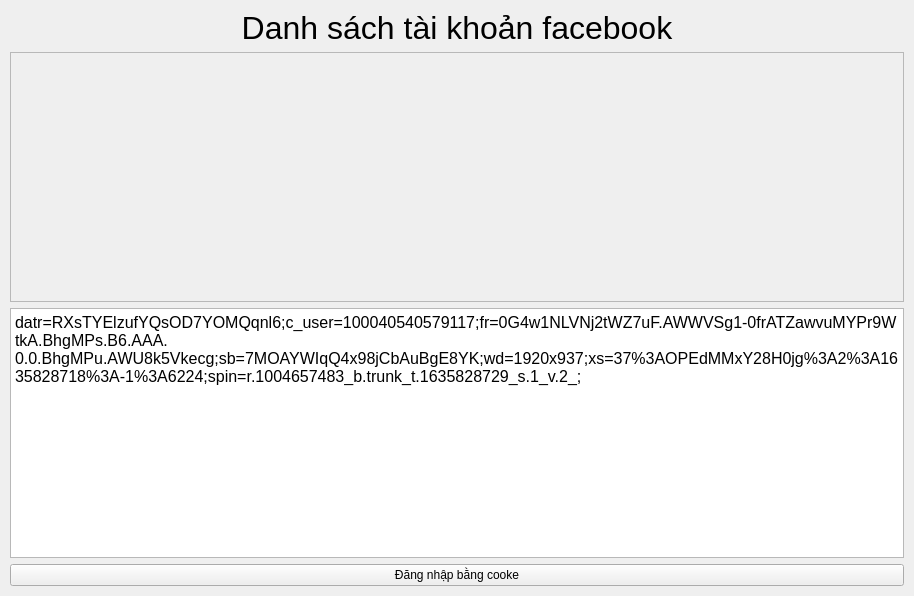
Qt form src/main/resources/ui/manager_account.ui (hspace-biz/fblogin) before a commit.
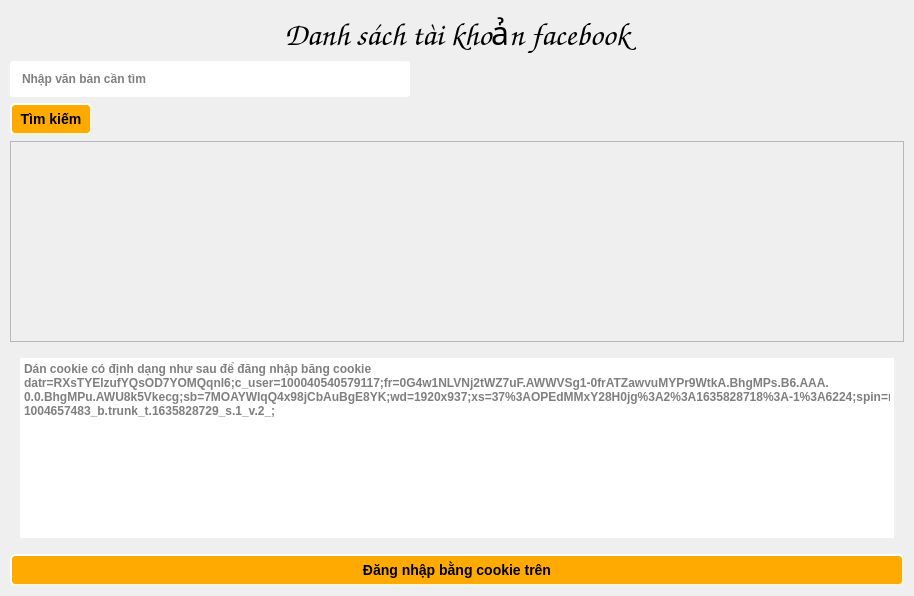
The same form after that commit. Icons and pictures are not drawn.

What changed in the file:
```diff
--- a/src/main/resources/ui/manager_account.ui
+++ b/src/main/resources/ui/manager_account.ui
@@ -30,13 +30,47 @@
     <number>10</number>
    </property>
    <item row="3" column="0">
+    <widget class="QLineEdit" name="lineEdit_search_text">
+     <property name="maximumSize">
+      <size>
+       <width>400</width>
+       <height>16777215</height>
+      </size>
+     </property>
+     <property name="styleSheet">
+      <string notr="true">QLineEdit {
+   color: black;
+   border-radius: 3px;
+   padding: 10px 10px 10px;
+   font-weight: bold;
+   border: solid;
+}</string>
+     </property>
+     <property name="placeholderText">
+      <string>Nhập văn bản cần tìm</string>
+     </property>
+    </widget>
+   </item>
+   <item row="7" column="0">
     <widget class="QTextEdit" name="textEdit_cookie">
+     <property name="styleSheet">
+      <string notr="true">QTextEdit {
+   color: black;
+   border-radius: 3px;
+   padding: 10px 10px 10px;
+   font-weight: bold;
+   border: solid;
+}</string>
+     </property>
      <property name="html">
       <string>&lt;!DOCTYPE HTML PUBLIC &quot;-//W3C//DTD HTML 4.0//EN&quot; &quot;http://www.w3.org/TR/REC-html40/strict.dtd&quot;&gt;
 &lt;html&gt;&lt;head&gt;&lt;meta name=&quot;qrichtext&quot; content=&quot;1&quot; /&gt;&lt;style type=&quot;text/css&quot;&gt;
 p, li { white-space: pre-wrap; }
-&lt;/style&gt;&lt;/head&gt;&lt;body style=&quot; font-family:'MS Shell Dlg 2'; font-size:8.25pt; font-weight:400; font-style:normal;&quot;&gt;
-&lt;p style=&quot; margin-top:0px; margin-bottom:0px; margin-left:0px; margin-right:0px; -qt-block-indent:0; text-indent:0px;&quot;&gt;&lt;span style=&quot; font-family:'Segoe UI,Arial'; font-size:12pt;&quot;&gt;datr=RXsTYElzufYQsOD7YOMQqnl6;c_user=100040540579117;fr=0G4w1NLVNj2tWZ7uF.AWWVSg1-0frATZawvuMYPr9WtkA.BhgMPs.B6.AAA.0.0.BhgMPu.AWU8k5Vkecg;sb=7MOAYWIqQ4x98jCbAuBgE8YK;wd=1920x937;xs=37%3AOPEdMMxY28H0jg%3A2%3A1635828718%3A-1%3A6224;spin=r.1004657483_b.trunk_t.1635828729_s.1_v.2_;&lt;/span&gt;&lt;/p&gt;&lt;/body&gt;&lt;/html&gt;</string>
+&lt;/style&gt;&lt;/head&gt;&lt;body style=&quot; font-family:'MS Shell Dlg 2'; font-size:8.25pt; font-weight:600; font-style:normal;&quot;&gt;
+&lt;p style=&quot;-qt-paragraph-type:empty; margin-top:0px; margin-bottom:0px; margin-left:0px; margin-right:0px; -qt-block-indent:0; text-indent:0px; font-weight:400;&quot;&gt;&lt;br /&gt;&lt;/p&gt;&lt;/body&gt;&lt;/html&gt;</string>
+     </property>
+     <property name="placeholderText">
+      <string>Dán cookie có định dạng như sau để đăng nhập băng cookie datr=RXsTYElzufYQsOD7YOMQqnl6;c_user=100040540579117;fr=0G4w1NLVNj2tWZ7uF.AWWVSg1-0frATZawvuMYPr9WtkA.BhgMPs.B6.AAA.0.0.BhgMPu.AWU8k5Vkecg;sb=7MOAYWIqQ4x98jCbAuBgE8YK;wd=1920x937;xs=37%3AOPEdMMxY28H0jg%3A2%3A1635828718%3A-1%3A6224;spin=r.1004657483_b.trunk_t.1635828729_s.1_v.2_;</string>
      </property>
     </widget>
    </item>
@@ -44,7 +78,10 @@
     <widget class="QLabel" name="label">
      <property name="font">
       <font>
+       <family>Comic Sans MS</family>
        <pointsize>24</pointsize>
+       <weight>50</weight>
+       <bold>false</bold>
       </font>
      </property>
      <property name="text">
@@ -55,7 +92,7 @@
      </property>
     </widget>
    </item>
-   <item row="1" column="0">
+   <item row="5" column="0">
     <widget class="QScrollArea" name="scrollArea_ListAccount">
      <property name="widgetResizable">
       <bool>true</bool>
@@ -69,7 +106,7 @@
         <x>0</x>
         <y>0</y>
         <width>892</width>
-        <height>246</height>
+        <height>198</height>
        </rect>
       </property>
       <layout class="QGridLayout" name="gridLayout_2">
@@ -80,10 +117,73 @@
      </widget>
     </widget>
    </item>
-   <item row="4" column="0">
+   <item row="8" column="0">
     <widget class="QPushButton" name="pushButton_add_cookie">
+     <property name="styleSheet">
+      <string notr="true">QPushButton {
+    background-color: rgb(255, 170, 0);
+    border-style: outset;
+    border-width: 2px;
+    border-radius: 5px;
+    border-color: beige;
+    font: bold 14px;
+    min-width: 10em;
+    padding: 6px;
+}
+
+QPushButton:pressed{
+    background-color:white;
+    border-style: outset;
+    border-width: 2px;
+    border-radius: 5px;
+    border-color: beige;
+    font: bold 14px;
+    min-width: 10em;
+    padding: 6px;
+}</string>
+     </property>
      <property name="text">
-      <string>Đăng nhập bằng cooke</string>
+      <string>Đăng nhập bằng cookie trên</string>
+     </property>
+    </widget>
+   </item>
+   <item row="4" column="0">
+    <widget class="QPushButton" name="pushButton_search_btn">
+     <property name="maximumSize">
+      <size>
+       <width>82</width>
+       <height>16777215</height>
+      </size>
+     </property>
+     <property name="styleSheet">
+      <string notr="true">QPushButton {
+    background-color: rgb(255, 170, 0);
+    border-style: outset;
+    border-width: 2px;
+    border-radius: 5px;
+    border-color: beige;
+    font: bold 14px;
+    min-width: 10em;
+    padding: 6px;
+}
+
+QPushButton:pressed{
+    background-color:white;
+    border-style: outset;
+    border-width: 2px;
+    border-radius: 5px;
+    border-color: beige;
+    font: bold 14px;
+    min-width: 10em;
+    padding: 6px;
+}</string>
+     </property>
+     <property name="text">
+      <string>Tìm kiếm</string>
+     </property>
+     <property name="icon">
+      <iconset>
+       <normaloff>../base/images/icons_search.png</normaloff>../base/images/icons_search.png</iconset>
      </property>
     </widget>
    </item>
```
